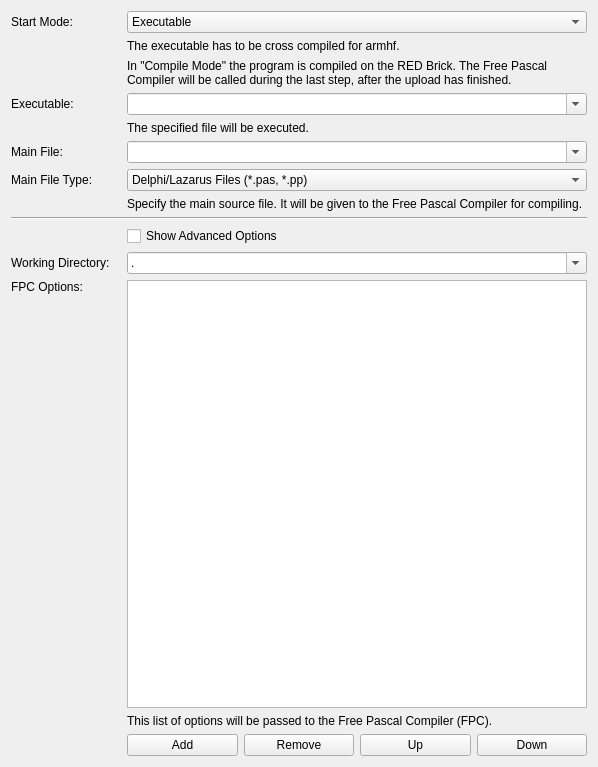
First picture: the form in src/brickv/plugin_system/plugins/red/ui/program_page_delphi.ui, repository Tinkerforge/brickv, before the edit.
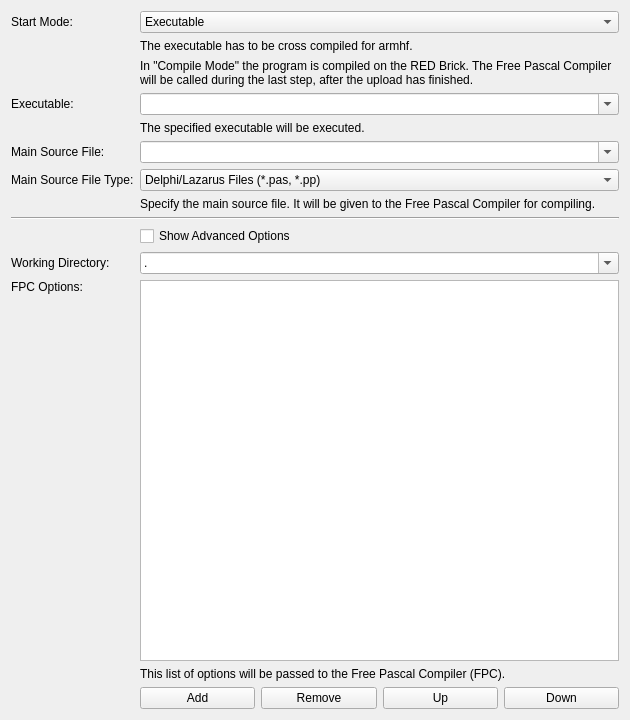
Second picture: the form after the edit. Custom widgets are drawn as their Qt base class.

```diff
--- a/src/brickv/plugin_system/plugins/red/ui/program_page_delphi.ui
+++ b/src/brickv/plugin_system/plugins/red/ui/program_page_delphi.ui
@@ -6,8 +6,8 @@
    <rect>
     <x>0</x>
     <y>0</y>
-    <width>598</width>
-    <height>767</height>
+    <width>630</width>
+    <height>720</height>
    </rect>
   </property>
   <property name="windowTitle">
@@ -176,7 +176,7 @@
      <item row="6" column="0">
       <widget class="QLabel" name="label_file_type">
        <property name="text">
-        <string>Main File Type:</string>
+        <string>Main Source File Type:</string>
        </property>
        <property name="buddy">
         <cstring>combo_file_type</cstring>
@@ -220,7 +220,7 @@
      <item row="4" column="1" colspan="4">
       <widget class="QLabel" name="label_executable_help">
        <property name="text">
-        <string>The specified file will be executed.</string>
+        <string>The specified executable will be executed.</string>
        </property>
        <property name="wordWrap">
         <bool>true</bool>
@@ -230,7 +230,7 @@
      <item row="5" column="0">
       <widget class="QLabel" name="label_file">
        <property name="text">
-        <string>Main File:</string>
+        <string>Main Source File:</string>
        </property>
        <property name="buddy">
         <cstring>combo_file</cstring>
```
Left out of the diff: 18 changed lines with no effect on the pictures.
